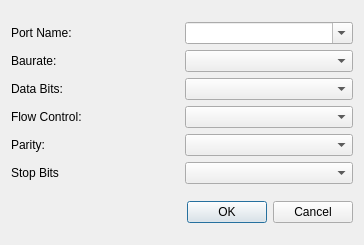
NguyenTrongThinh/Terminal, file setting.ui: the form before one commit.
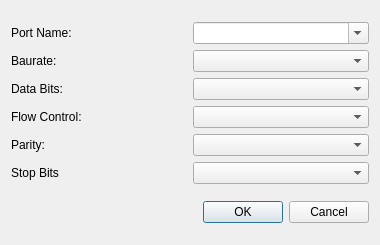
The form after the commit.

Patch:
```diff
--- a/setting.ui
+++ b/setting.ui
@@ -6,7 +6,7 @@
    <rect>
     <x>0</x>
     <y>0</y>
-    <width>364</width>
+    <width>380</width>
     <height>245</height>
    </rect>
   </property>
```
